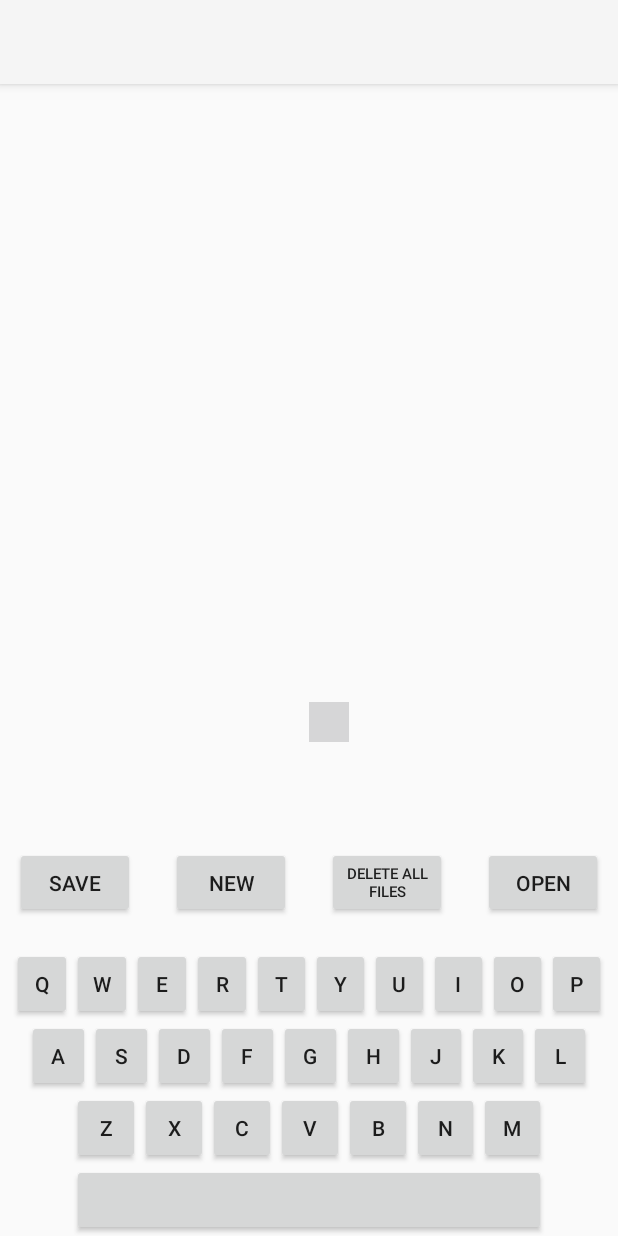
After one commit to bche722/softeng702-project, an Android app: the TextEditorActivity screen opened directly, with no data from a screen before it, on a phone screen of 412 x 824 dp. The commit adds this screen. Run offline under Robolectric (Android 15) with nearby library versions, the phone set to English and light mode, and no system bars; network calls fail; 14 statements that could not run were skipped.

Commit message:
add text editor app

```diff
--- a/app/src/main/AndroidManifest.xml
+++ b/app/src/main/AndroidManifest.xml
@@ -26,6 +26,9 @@
         <activity android:name=".Draw.DrawActivity"
             android:screenOrientation="portrait"
             />
+        <activity android:name=".TextEditorActivity"
+            android:screenOrientation="portrait"
+            />
         <activity android:name=".NumpadActivity"
             android:screenOrientation="portrait"
             >
--- a/app/src/main/java/yaujen/bankai/myapplication/DemoActivity.java
+++ b/app/src/main/java/yaujen/bankai/myapplication/DemoActivity.java
@@ -17,13 +17,13 @@ import yaujen.bankai.pointandclick.ClickingMethod;
 import yaujen.bankai.pointandclick.ControlMethod;
 
 public class DemoActivity extends AppCompatActivity {
-    public enum Tasks { Keyboard, Numpad, Wikipedia , Draw};
+    public enum Tasks { Keyboard, Numpad, Wikipedia , Draw, TextEditor};
 
     // Dropdown Options
     public static final String[] CONTROL_METHODS = new String[]{ControlMethod.POSITION_CONTROL.name(), ControlMethod.VELOCITY_CONTROL.name()};
     public static final String[] TILT_GAINS = new String[]{"10","15","20","25","30","35","40","45","50","55","60","65","70","75","80","85","90","95","100","105","110","115","120","125","130","135","140","145","150","160","170","180","190","200","225","250","275","300","325","350","375","400"};
     public String[] CLICKING_METHODS = new String[]{ClickingMethod.VOLUME_DOWN.name(),ClickingMethod.FLOATING_BUTTON.name(),ClickingMethod.BACK_TAP.name(),ClickingMethod.BEZEL_SWIPE.name() };
-    public static final String[] TASKS = new String[]{Tasks.Keyboard.name(), Tasks.Numpad.name(), Tasks.Wikipedia.name(), Tasks.Draw.name()};
+    public static final String[] TASKS = new String[]{Tasks.Keyboard.name(), Tasks.Numpad.name(), Tasks.Wikipedia.name(), Tasks.Draw.name(),Tasks.TextEditor.name ()};
 
     // KEY
     public static final String KEY_NAME_CONTROL_METHOD = "CONTROL_METHOD";
@@ -87,6 +87,8 @@ public class DemoActivity extends AppCompatActivity {
                     myIntent = new Intent(DemoActivity.this, WikipediaActivity.class);
                 }else if(task.equals(Tasks.Draw.name())){
                     myIntent = new Intent(DemoActivity.this, DrawActivity.class);
+                }else if(task.equals(Tasks.TextEditor.name())){
+                    myIntent = new Intent(DemoActivity.this, TextEditorActivity.class);
                 }
 
                 if(myIntent != null) {
--- /dev/null
+++ b/app/src/main/res/layout/activity_texteditor.xml
@@ -0,0 +1,362 @@
+<?xml version="1.0" encoding="utf-8"?>
+<android.support.constraint.ConstraintLayout xmlns:android="http://schemas.android.com/apk/res/android"
+    xmlns:app="http://schemas.android.com/apk/res-auto"
+    xmlns:tools="http://schemas.android.com/tools"
+    android:id="@+id/layout"
+    android:layout_width="match_parent"
+    android:layout_height="match_parent"
+    android:onClick="onBackClicku"
+    tools:context=".KeyboardActivity">
+
+    <android.support.constraint.ConstraintLayout
+        android:id="@+id/alpha"
+        android:layout_width="match_parent"
+        android:layout_height="match_parent"
+        app:layout_constraintBottom_toBottomOf="parent"
+        app:layout_constraintEnd_toEndOf="parent"
+        app:layout_constraintHorizontal_bias="0.0"
+        app:layout_constraintStart_toStartOf="parent"
+        app:layout_constraintTop_toTopOf="parent"
+        app:layout_constraintVertical_bias="0.0">
+
+        <Button
+            android:id="@+id/save"
+            android:layout_width="80dp"
+            android:layout_height="47dp"
+            android:layout_marginStart="10dp"
+            android:layout_marginEnd="10dp"
+            android:layout_marginBottom="20dp"
+            android:text="Save"
+            app:layout_constraintBottom_toTopOf="@+id/keyboard"
+            app:layout_constraintEnd_toEndOf="parent"
+            app:layout_constraintHorizontal_bias="0"
+            app:layout_constraintStart_toStartOf="parent" />
+
+        <Button
+            android:id="@+id/open"
+            android:layout_width="80dp"
+            android:layout_height="47dp"
+            android:layout_marginStart="10dp"
+            android:layout_marginEnd="10dp"
+            android:layout_marginBottom="20dp"
+            android:text="Open"
+            app:layout_constraintBottom_toTopOf="@+id/keyboard"
+            app:layout_constraintEnd_toEndOf="parent"
+            app:layout_constraintHorizontal_bias="1"
+            app:layout_constraintStart_toStartOf="parent" />
+
+        <Button
+            android:id="@+id/newDocument"
+            android:layout_width="80dp"
+            android:layout_height="47dp"
+            android:layout_marginStart="10dp"
+            android:layout_marginEnd="10dp"
+            android:layout_marginBottom="20dp"
+            android:text="New"
+            app:layout_constraintBottom_toTopOf="@+id/keyboard"
+            app:layout_constraintEnd_toEndOf="parent"
+            app:layout_constraintHorizontal_bias="0.3333333"
+            app:layout_constraintStart_toEndOf="@+id/save"
+            app:layout_constraintStart_toStartOf="parent" />
+
+        <Button
+            android:id="@+id/deleteAll"
+            android:layout_width="80dp"
+            android:layout_height="47dp"
+            android:layout_marginStart="10dp"
+            android:layout_marginEnd="10dp"
+            android:layout_marginBottom="20dp"
+            android:text="Delete All Files"
+            android:textSize="10dp"
+            app:layout_constraintBottom_toTopOf="@+id/keyboard"
+            app:layout_constraintEnd_toEndOf="parent"
+            app:layout_constraintHorizontal_bias="0.66666666"
+            app:layout_constraintStart_toEndOf="@+id/save"
+            app:layout_constraintStart_toStartOf="parent" />
+
+        <TextView
+            android:id="@+id/text"
+            android:layout_width="375dp"
+            android:layout_height="450dp"
+            android:layout_marginStart="16dp"
+            android:layout_marginTop="8dp"
+            android:layout_marginEnd="16dp"
+            android:textSize="30sp"
+            app:layout_constraintEnd_toEndOf="parent"
+            app:layout_constraintHorizontal_bias="0.5"
+            app:layout_constraintStart_toStartOf="parent"
+            app:layout_constraintTop_toTopOf="parent" />
+
+        <LinearLayout
+            android:id="@+id/keyboard"
+            android:layout_width="0dp"
+            android:layout_height="wrap_content"
+            android:layout_marginStart="8dp"
+            android:layout_marginEnd="8dp"
+            android:orientation="vertical"
+            app:layout_constraintBottom_toBottomOf="parent"
+            app:layout_constraintEnd_toEndOf="parent"
+            app:layout_constraintStart_toStartOf="parent">
+
+            <LinearLayout
+                android:id="@+id/row1"
+                android:layout_width="match_parent"
+                android:layout_height="match_parent"
+                android:orientation="horizontal">
+
+                <Button
+                    android:id="@+id/q"
+                    android:layout_width="wrap_content"
+                    android:layout_height="wrap_content"
+                    android:layout_weight="1"
+                    android:onClick="onClicku"
+                    android:text="q" />
+
+                <Button
+                    android:id="@+id/w"
+                    android:layout_width="wrap_content"
+                    android:layout_height="wrap_content"
+                    android:layout_weight="1"
+                    android:onClick="onClicku"
+                    android:text="w" />
+
+                <Button
+                    android:id="@+id/e"
+                    android:layout_width="wrap_content"
+                    android:layout_height="wrap_content"
+                    android:layout_weight="1"
+                    android:onClick="onClicku"
+                    android:text="e" />
+
+                <Button
+                    android:id="@+id/r"
+                    android:layout_width="wrap_content"
+                    android:layout_height="wrap_content"
+                    android:layout_weight="1"
+                    android:onClick="onClicku"
+                    android:text="r" />
+
+                <Button
+                    android:id="@+id/t"
+                    android:layout_width="wrap_content"
+                    android:layout_height="wrap_content"
+                    android:layout_weight="1"
+                    android:onClick="onClicku"
+                    android:text="t" />
+
+                <Button
+                    android:id="@+id/y"
+                    android:layout_width="wrap_content"
+                    android:layout_height="wrap_content"
+                    android:layout_weight="1"
+                    android:onClick="onClicku"
+                    android:text="y" />
+
+                <Button
+                    android:id="@+id/u"
+                    android:layout_width="wrap_content"
+                    android:layout_height="wrap_content"
+                    android:layout_weight="1"
+                    android:onClick="onClicku"
+                    android:text="u" />
+
+                <Button
+                    android:id="@+id/i"
+                    android:layout_width="wrap_content"
+                    android:layout_height="wrap_content"
+                    android:layout_weight="1"
+                    android:onClick="onClicku"
+                    android:text="i" />
+
+                <Button
+                    android:id="@+id/o"
+                    android:layout_width="wrap_content"
+                    android:layout_height="wrap_content"
+                    android:layout_weight="1"
+                    android:onClick="onClicku"
+                    android:text="o" />
+
+                <Button
+                    android:id="@+id/p"
+                    android:layout_width="wrap_content"
+                    android:layout_height="wrap_content"
+                    android:layout_weight="1"
+                    android:onClick="onClicku"
+                    android:text="p" />
+
+            </LinearLayout>
+
+            <LinearLayout
+                android:id="@+id/row2"
+                android:layout_width="match_parent"
+                android:layout_height="match_parent"
+                android:layout_marginLeft="10dp"
+                android:layout_marginRight="10dp"
+                android:orientation="horizontal">
+
+                <Button
+                    android:id="@+id/a"
+                    android:layout_width="wrap_content"
+                    android:layout_height="wrap_content"
+                    android:layout_weight="1"
+                    android:onClick="onClicku"
+                    android:text="a" />
+
+                <Button
+                    android:id="@+id/s"
+                    android:layout_width="wrap_content"
+                    android:layout_height="wrap_content"
+                    android:layout_weight="1"
+                    android:onClick="onClicku"
+                    android:text="s" />
+
+                <Button
+                    android:id="@+id/d"
+                    android:layout_width="wrap_content"
+                    android:layout_height="wrap_content"
+                    android:layout_weight="1"
+                    android:onClick="onClicku"
+                    android:text="d" />
+
+                <Button
+                    android:id="@+id/f"
+                    android:layout_width="wrap_content"
+                    android:layout_height="wrap_content"
+                    android:layout_weight="1"
+                    android:onClick="onClicku"
+                    android:text="f" />
+
+                <Button
+                    android:id="@+id/g"
+                    android:layout_width="wrap_content"
+                    android:layout_height="wrap_content"
+                    android:layout_weight="1"
+                    android:onClick="onClicku"
+                    android:text="g" />
+
+                <Button
+                    android:id="@+id/h"
+                    android:layout_width="wrap_content"
+                    android:layout_height="wrap_content"
+                    android:layout_weight="1"
+                    android:onClick="onClicku"
+                    android:text="h" />
+
+                <Button
+                    android:id="@+id/j"
+                    android:layout_width="wrap_content"
+                    android:layout_height="wrap_content"
+                    android:layout_weight="1"
+                    android:onClick="onClicku"
+                    android:text="j" />
+
+                <Button
+                    android:id="@+id/k"
+                    android:layout_width="wrap_content"
+                    android:layout_height="wrap_content"
+                    android:layout_weight="1"
+                    android:onClick="onClicku"
+                    android:text="k" />
+
+                <Button
+                    android:id="@+id/l"
+                    android:layout_width="wrap_content"
+                    android:layout_height="wrap_content"
+                    android:layout_weight="1"
+                    android:onClick="onClicku"
+                    android:text="l" />
+
+            </LinearLayout>
+
+            <LinearLayout
+                android:id="@+id/row3"
+                android:layout_width="match_parent"
+                android:layout_height="match_parent"
+                android:layout_marginLeft="40dp"
+                android:layout_marginRight="40dp"
+                android:orientation="horizontal">
+
+                <Button
+                    android:id="@+id/z"
+                    android:layout_width="wrap_content"
+                    android:layout_height="wrap_content"
+                    android:layout_weight="1"
+                    android:onClick="onClicku"
+                    android:text="z" />
+
+                <Button
+                    android:id="@+id/x"
+                    android:layout_width="wrap_content"
+                    android:layout_height="wrap_content"
+                    android:layout_weight="1"
+                    android:onClick="onClicku"
+                    android:text="x" />
+
+                <Button
+                    android:id="@+id/c"
+                    android:layout_width="wrap_content"
+                    android:layout_height="wrap_content"
+                    android:layout_weight="1"
+                    android:onClick="onClicku"
+                    android:text="c" />
+
+                <Button
+                    android:id="@+id/v"
+                    android:layout_width="wrap_content"
+                    android:layout_height="wrap_content"
+                    android:layout_weight="1"
+                    android:onClick="onClicku"
+                    android:text="v" />
+
+                <Button
+                    android:id="@+id/b"
+                    android:layout_width="wrap_content"
+                    android:layout_height="wrap_content"
+                    android:layout_weight="1"
+                    android:onClick="onClicku"
+                    android:text="b" />
+
+                <Button
+                    android:id="@+id/n"
+                    android:layout_width="wrap_content"
+                    android:layout_height="wrap_content"
+                    android:layout_weight="1"
+                    android:onClick="onClicku"
+                    android:text="n" />
+
+                <Button
+                    android:id="@+id/m"
+                    android:layout_width="wrap_content"
+                    android:layout_height="wrap_content"
+                    android:layout_weight="1"
+                    android:onClick="onClicku"
+                    android:text="m" />
+
+            </LinearLayout>
+
+            <LinearLayout
+                android:id="@+id/row4"
+                android:layout_width="match_parent"
+                android:layout_height="match_parent"
+                android:layout_marginLeft="40dp"
+                android:layout_marginRight="40dp"
+                android:orientation="horizontal">
+
+                <Button
+                    android:id="@+id/space"
+                    android:layout_width="wrap_content"
+                    android:layout_height="wrap_content"
+                    android:layout_weight="1"
+                    android:onClick="onClicku"
+                    android:text=" " />
+
+            </LinearLayout>
+
+        </LinearLayout>
+
+    </android.support.constraint.ConstraintLayout>
+
+    <!--<include layout="@layout/movable_overlay_button"/>-->
+
+
+</android.support.constraint.ConstraintLayout>
```
Also changed, not shown: app/src/main/java/yaujen/bankai/myapplication/TextEditorActivity.java (added, +303 -0 lines), app/src/main/res/layout/spinner.xml (added, +25 -0 lines).
